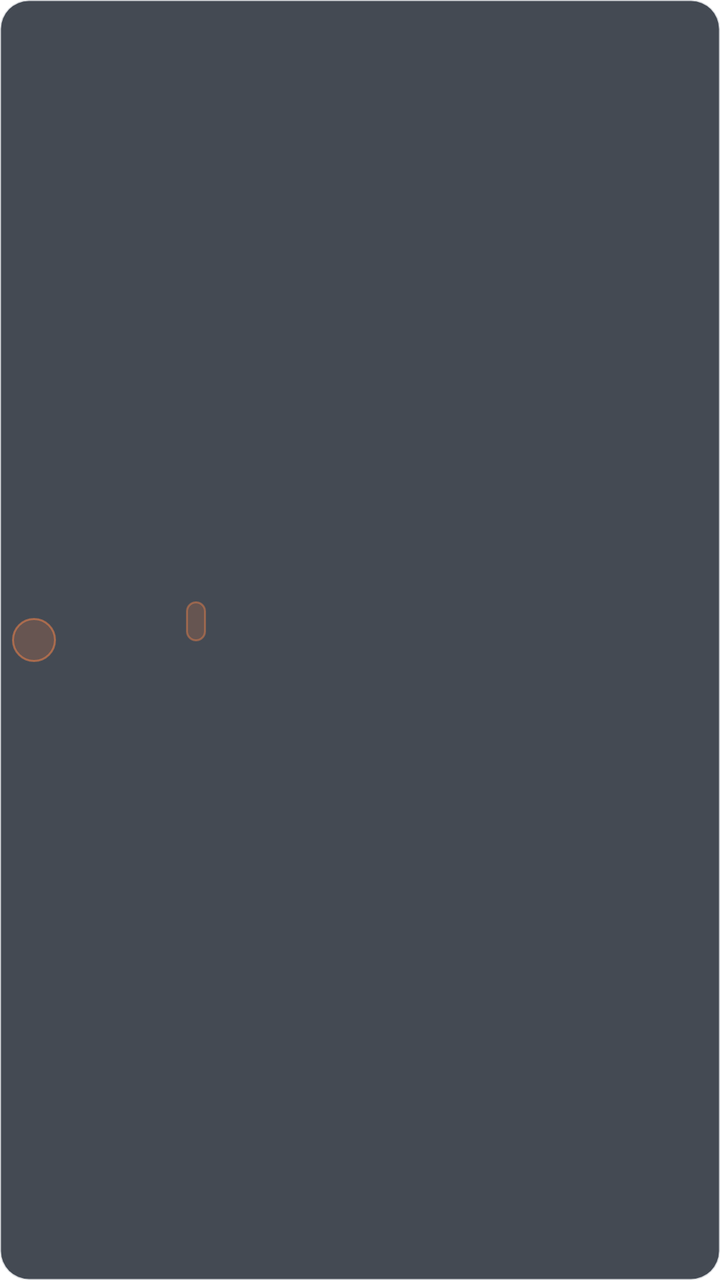
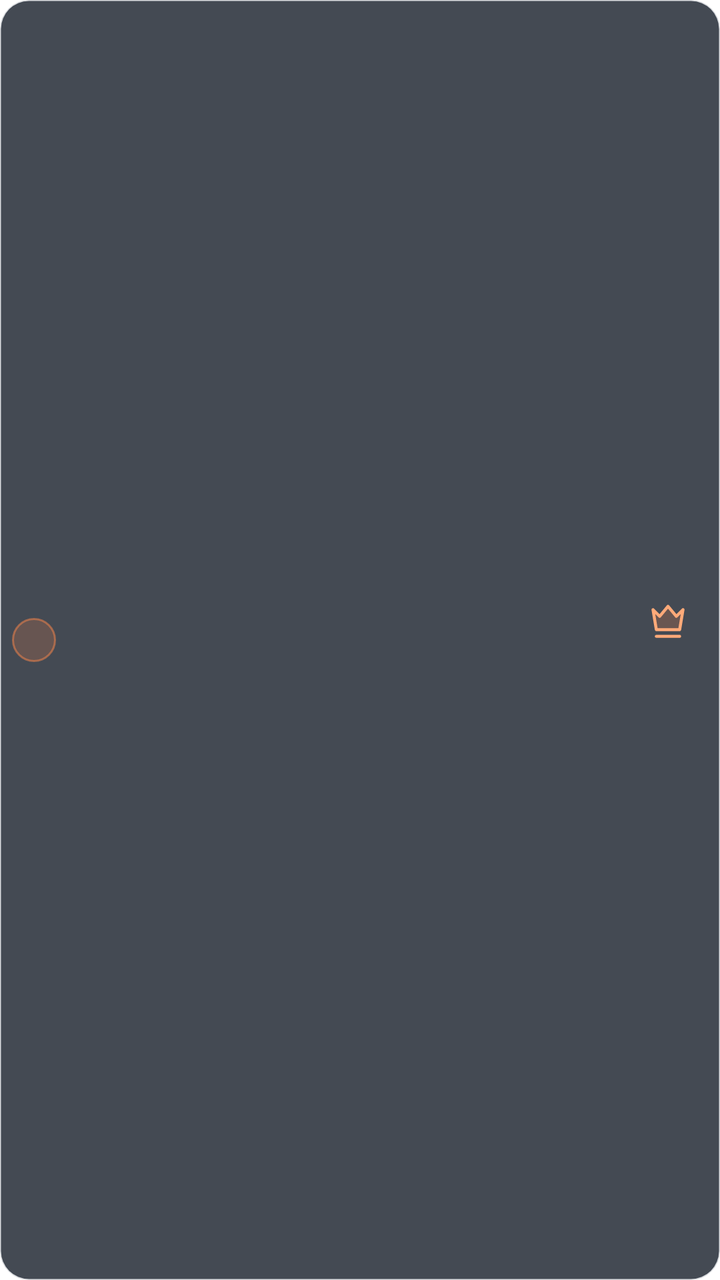

Screens rendered from an Android XML layout before and after an edit, with the pre-edit source and the edit as a unified diff.
<!-- AndroidManifest.xml: application theme Theme.maple_guild_tracker -->
<!-- res/layout/widget_favorite_ranking_row.xml -->
<?xml version="1.0" encoding="utf-8"?>
<LinearLayout xmlns:android="http://schemas.android.com/apk/res/android"
    android:id="@+id/favorite_row"
    android:layout_width="match_parent"
    android:layout_height="64dp"
    android:background="@drawable/maple_widget_row_background"
    android:gravity="center_vertical"
    android:orientation="horizontal"
    android:paddingLeft="6dp"
    android:paddingTop="5dp"
    android:paddingRight="10dp"
    android:paddingBottom="5dp">
    <TextView android:id="@+id/favorite_rank" style="@style/MapleWidgetRankNumber" />
    <ImageView android:id="@+id/favorite_avatar" style="@style/MapleWidgetAvatar" />
    <LinearLayout android:layout_width="0dp" android:layout_height="wrap_content" android:layout_marginStart="5dp" android:layout_weight="1" android:orientation="vertical">
        <LinearLayout android:layout_width="match_parent" android:layout_height="wrap_content" android:gravity="center_vertical" android:orientation="horizontal">
            <TextView android:id="@+id/favorite_name" android:layout_width="wrap_content" android:layout_height="wrap_content" android:ellipsize="end" android:maxLines="1" android:textColor="#F4F6F9" android:textSize="13sp" android:textStyle="bold" />
            <TextView android:id="@+id/favorite_primary" android:layout_width="wrap_content" android:layout_height="20dp" android:layout_marginStart="5dp" android:background="@drawable/maple_widget_label_background" android:gravity="center" android:paddingLeft="5dp" android:paddingRight="5dp" android:textColor="#FFAA79" android:textSize="12sp" android:textStyle="bold" />
        </LinearLayout>
        <TextView android:id="@+id/favorite_detail" android:layout_width="match_parent" android:layout_height="wrap_content" android:layout_marginTop="2dp" android:ellipsize="end" android:maxLines="1" android:textColor="#8994A3" android:textSize="12sp" />
    </LinearLayout>
    <TextView android:id="@+id/favorite_gain" android:layout_width="wrap_content" android:layout_height="wrap_content" android:layout_marginStart="6dp" android:maxLines="1" android:textColor="#69D9B6" android:textSize="13sp" android:textStyle="bold" />
</LinearLayout>
<!-- resources referenced by this layout -->
<resources>
  <!-- drawable maple_widget_label_background (drawable) -->
  <?xml version="1.0" encoding="utf-8"?>
  <shape xmlns:android="http://schemas.android.com/apk/res/android" android:shape="rectangle">
      <solid android:color="#2EFF874A" />
      <stroke android:width="1dp" android:color="#66FF874A" />
      <corners android:radius="10dp" />
  </shape>
  <!-- drawable maple_widget_row_background (drawable) -->
  <?xml version="1.0" encoding="utf-8"?>
  <shape xmlns:android="http://schemas.android.com/apk/res/android" android:shape="rectangle">
      <solid android:color="#D9242B35" />
      <stroke android:width="1dp" android:color="#303E4957" />
      <corners android:radius="14dp" />
  </shape>
  <style name="MapleWidgetAvatar">
          <item name="android:layout_width">52dp</item>
          <item name="android:layout_height">52dp</item>
          <item name="android:layout_marginStart">3dp</item>
          <item name="android:adjustViewBounds">true</item>
          <item name="android:scaleType">fitCenter</item>
      </style>
  <style name="MapleWidgetRankNumber">
          <item name="android:layout_width">22dp</item>
          <item name="android:layout_height">22dp</item>
          <item name="android:background">@drawable/maple_widget_rank_background</item>
          <item name="android:gravity">center</item>
          <item name="android:textColor">#FFAA79</item>
          <item name="android:textSize">12sp</item>
          <item name="android:textStyle">bold</item>
      </style>
  <style name="Theme.maple_guild_tracker" parent="Theme.MaterialComponents.DayNight.NoActionBar">
          
      </style>
  <!-- drawable maple_widget_rank_background (drawable) -->
  <?xml version="1.0" encoding="utf-8"?>
  <shape xmlns:android="http://schemas.android.com/apk/res/android" android:shape="oval">
      <solid android:color="#30FF874A" />
      <stroke android:width="1dp" android:color="#80FF874A" />
  </shape>
</resources>

<!-- the commit's change to res/layout/widget_favorite_ranking_row.xml (unified diff, before → after) -->
@@ -14,8 +14,8 @@
     <ImageView android:id="@+id/favorite_avatar" style="@style/MapleWidgetAvatar" />
     <LinearLayout android:layout_width="0dp" android:layout_height="wrap_content" android:layout_marginStart="5dp" android:layout_weight="1" android:orientation="vertical">
         <LinearLayout android:layout_width="match_parent" android:layout_height="wrap_content" android:gravity="center_vertical" android:orientation="horizontal">
-            <TextView android:id="@+id/favorite_name" android:layout_width="wrap_content" android:layout_height="wrap_content" android:ellipsize="end" android:maxLines="1" android:textColor="#F4F6F9" android:textSize="13sp" android:textStyle="bold" />
-            <TextView android:id="@+id/favorite_primary" android:layout_width="wrap_content" android:layout_height="20dp" android:layout_marginStart="5dp" android:background="@drawable/maple_widget_label_background" android:gravity="center" android:paddingLeft="5dp" android:paddingRight="5dp" android:textColor="#FFAA79" android:textSize="12sp" android:textStyle="bold" />
+            <TextView android:id="@+id/favorite_name" android:layout_width="0dp" android:layout_height="wrap_content" android:layout_weight="1" android:autoSizeMaxTextSize="13sp" android:autoSizeMinTextSize="10sp" android:autoSizeStepGranularity="1sp" android:autoSizeTextType="uniform" android:maxLines="1" android:textColor="#F4F6F9" android:textSize="13sp" android:textStyle="bold" />
+            <ImageView android:id="@+id/favorite_primary" android:layout_width="20dp" android:layout_height="20dp" android:layout_marginStart="3dp" android:contentDescription="대표 캐릭터" android:scaleType="centerInside" android:src="@drawable/maple_widget_crown" />
         </LinearLayout>
         <TextView android:id="@+id/favorite_detail" android:layout_width="match_parent" android:layout_height="wrap_content" android:layout_marginTop="2dp" android:ellipsize="end" android:maxLines="1" android:textColor="#8994A3" android:textSize="12sp" />
     </LinearLayout>
<!-- resource entries referenced after the edit -->
@@ -1,12 +1,23 @@
 <!-- resources referenced by this layout -->
 <resources>
-  <!-- drawable maple_widget_label_background (drawable) -->
+  <!-- drawable maple_widget_crown (drawable) -->
   <?xml version="1.0" encoding="utf-8"?>
-  <shape xmlns:android="http://schemas.android.com/apk/res/android" android:shape="rectangle">
-      <solid android:color="#2EFF874A" />
-      <stroke android:width="1dp" android:color="#66FF874A" />
-      <corners android:radius="10dp" />
-  </shape>
+  <vector xmlns:android="http://schemas.android.com/apk/res/android"
+      android:width="24dp"
+      android:height="24dp"
+      android:viewportWidth="24"
+      android:viewportHeight="24">
+      <path
+          android:fillColor="#33FF874A"
+          android:pathData="M3,5L7,9L12,3L17,9L21,5L19,17L5,17Z" />
+      <path
+          android:fillColor="@android:color/transparent"
+          android:pathData="M3,5L7,9L12,3L17,9L21,5L19,17L5,17ZM5,21L19,21"
+          android:strokeColor="#FFAA79"
+          android:strokeLineCap="round"
+          android:strokeLineJoin="round"
+          android:strokeWidth="1.8" />
+  </vector>
   <!-- drawable maple_widget_row_background (drawable) -->
   <?xml version="1.0" encoding="utf-8"?>
   <shape xmlns:android="http://schemas.android.com/apk/res/android" android:shape="rectangle">
